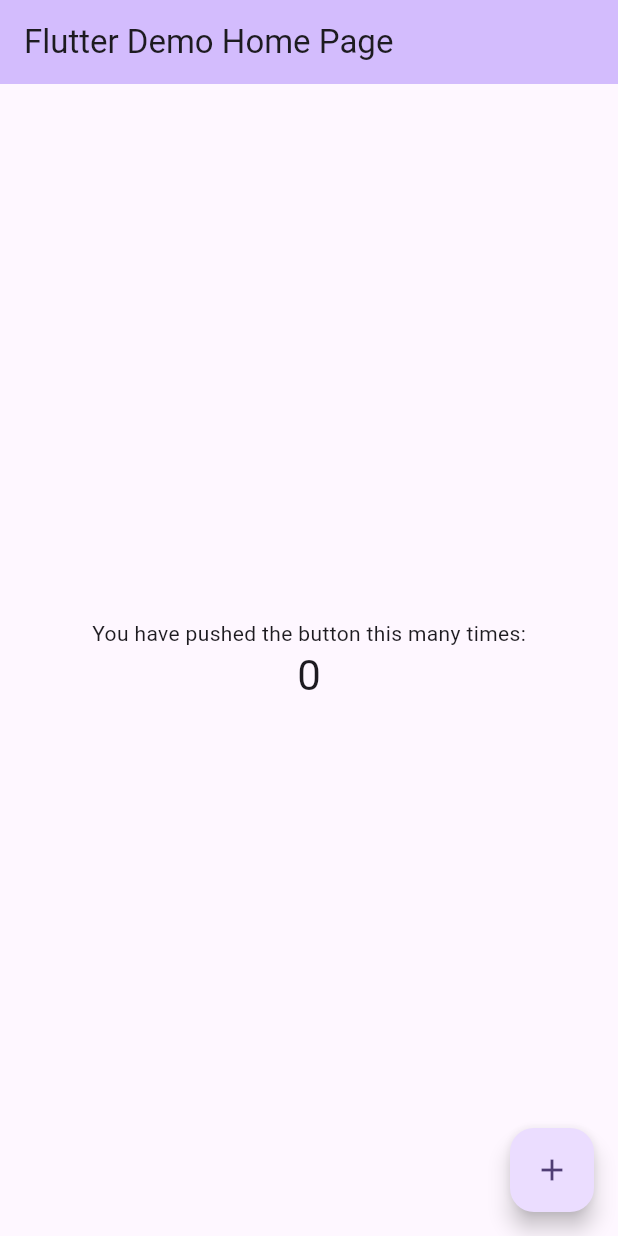
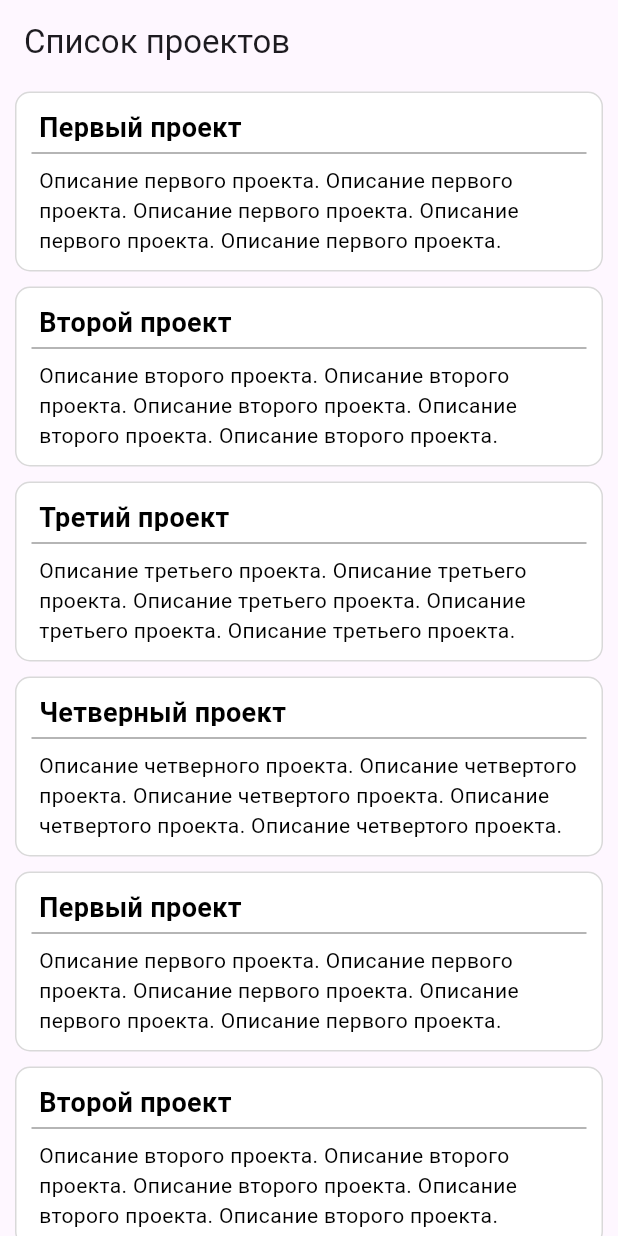
Before and after one commit to Bratek/TaskBrancher, a Flutter app: the screen it shows after launch, on a phone screen of 412 x 824 dp. Run offline on Flutter 3.47's test engine with Material 3 defaults, Android fonts, the phone set to English and light mode, and no system bars.

Commit message:
Создали виджет карточки проекта

```diff
--- a/lib/main.dart
+++ b/lib/main.dart
@@ -1,4 +1,5 @@
 import 'package:flutter/material.dart';
+import 'package:task_brancher/screens/home_screen.dart';
 
 void main() {
   runApp(const MyApp());
@@ -10,102 +11,8 @@ class MyApp extends StatelessWidget {
   // This widget is the root of your application.
   @override
   Widget build(BuildContext context) {
-    return MaterialApp(
-      title: 'Flutter Demo',
-      theme: ThemeData(
-
-        colorScheme: ColorScheme.fromSeed(seedColor: Colors.deepPurple),
-        useMaterial3: true,
-      ),
-      home: const MyHomePage(title: 'Flutter Demo Home Page'),
+    return const MaterialApp(
+      home: HomeScreen(),
     );
   }
 }
-
-class MyHomePage extends StatefulWidget {
-  const MyHomePage({super.key, required this.title});
-
-  // This widget is the home page of your application. It is stateful, meaning
-  // that it has a State object (defined below) that contains fields that affect
-  // how it looks.
-
-  // This class is the configuration for the state. It holds the values (in this
-  // case the title) provided by the parent (in this case the App widget) and
-  // used by the build method of the State. Fields in a Widget subclass are
-  // always marked "final".
-
-  final String title;
-
-  @override
-  State<MyHomePage> createState() => _MyHomePageState();
-}
-
-class _MyHomePageState extends State<MyHomePage> {
-  int _counter = 0;
-
-  void _incrementCounter() {
-    setState(() {
-      // This call to setState tells the Flutter framework that something has
-      // changed in this State, which causes it to rerun the build method below
-      // so that the display can reflect the updated values. If we changed
-      // _counter without calling setState(), then the build method would not be
-      // called again, and so nothing would appear to happen.
-      _counter++;
-    });
-  }
-
-  @override
-  Widget build(BuildContext context) {
-    // This method is rerun every time setState is called, for instance as done
-    // by the _incrementCounter method above.
-    //
-    // The Flutter framework has been optimized to make rerunning build methods
-    // fast, so that you can just rebuild anything that needs updating rather
-    // than having to individually change instances of widgets.
-    return Scaffold(
-      appBar: AppBar(
-        // TRY THIS: Try changing the color here to a specific color (to
-        // Colors.amber, perhaps?) and trigger a hot reload to see the AppBar
-        // change color while the other colors stay the same.
-        backgroundColor: Theme.of(context).colorScheme.inversePrimary,
-        // Here we take the value from the MyHomePage object that was created by
-        // the App.build method, and use it to set our appbar title.
-        title: Text(widget.title),
-      ),
-      body: Center(
-        // Center is a layout widget. It takes a single child and positions it
-        // in the middle of the parent.
-        child: Column(
-          // Column is also a layout widget. It takes a list of children and
-          // arranges them vertically. By default, it sizes itself to fit its
-          // children horizontally, and tries to be as tall as its parent.
-          //
-          // Column has various properties to control how it sizes itself and
-          // how it positions its children. Here we use mainAxisAlignment to
-          // center the children vertically; the main axis here is the vertical
-          // axis because Columns are vertical (the cross axis would be
-          // horizontal).
-          //
-          // TRY THIS: Invoke "debug painting" (choose the "Toggle Debug Paint"
-          // action in the IDE, or press "p" in the console), to see the
-          // wireframe for each widget.
-          mainAxisAlignment: MainAxisAlignment.center,
-          children: <Widget>[
-            const Text(
-              'You have pushed the button this many times:',
-            ),
-            Text(
-              '$_counter',
-              style: Theme.of(context).textTheme.headlineMedium,
-            ),
-          ],
-        ),
-      ),
-      floatingActionButton: FloatingActionButton(
-        onPressed: _incrementCounter,
-        tooltip: 'Increment',
-        child: const Icon(Icons.add),
-      ), // This trailing comma makes auto-formatting nicer for build methods.
-    );
-  }
-}
--- /dev/null
+++ b/lib/screens/home_screen.dart
@@ -0,0 +1,56 @@
+import 'package:flutter/material.dart';
+import 'package:task_brancher/widgets/project_card.dart';
+
+class HomeScreen extends StatefulWidget {
+  const HomeScreen({super.key});
+
+  @override
+  State<HomeScreen> createState() => _MyHomePageState();
+}
+
+class _MyHomePageState extends State<HomeScreen> {
+  @override
+  Widget build(BuildContext context) {
+    return Scaffold(
+      appBar: AppBar(
+        title: const Text("Список проектов"),
+      ),
+      body: ListView(
+        children: [
+          ProjectCard(
+              name: "Первый проект",
+              description:
+                  "Описание первого проекта. Описание первого проекта. Описание первого проекта. Описание первого проекта. Описание первого проекта. "),
+          ProjectCard(
+              name: "Второй проект",
+              description:
+                  "Описание второго проекта. Описание второго проекта. Описание второго проекта. Описание второго проекта. Описание второго проекта. "),
+          ProjectCard(
+              name: "Третий проект",
+              description:
+                  "Описание третьего проекта. Описание третьего проекта. Описание третьего проекта. Описание третьего проекта. Описание третьего проекта. "),
+          ProjectCard(
+              name: "Четверный проект",
+              description:
+                  "Описание четверного проекта. Описание четвертого проекта. Описание четвертого проекта. Описание четвертого проекта. Описание четвертого проекта. "),
+          ProjectCard(
+              name: "Первый проект",
+              description:
+                  "Описание первого проекта. Описание первого проекта. Описание первого проекта. Описание первого проекта. Описание первого проекта. "),
+          ProjectCard(
+              name: "Второй проект",
+              description:
+                  "Описание второго проекта. Описание второго проекта. Описание второго проекта. Описание второго проекта. Описание второго проекта. "),
+          ProjectCard(
+              name: "Третий проект",
+              description:
+                  "Описание третьего проекта. Описание третьего проекта. Описание третьего проекта. Описание третьего проекта. Описание третьего проекта. "),
+          ProjectCard(
+              name: "Четверный проект",
+              description:
+                  "Описание четверного проекта. Описание четвертого проекта. Описание четвертого проекта. Описание четвертого проекта. Описание четвертого проекта. "),
+        ],
+      ),
+    );
+  }
+}
--- /dev/null
+++ b/lib/widgets/project_card.dart
@@ -0,0 +1,44 @@
+import 'package:flutter/material.dart';
+
+class ProjectCard extends StatelessWidget {
+  String name;
+  String description;
+
+  ProjectCard({super.key, required this.name, required this.description});
+
+  @override
+  Widget build(BuildContext context) {
+    return Container(
+      margin: const EdgeInsets.fromLTRB(10, 5, 10, 5),
+      padding: const EdgeInsets.all(10),
+      height: 120,
+      decoration: BoxDecoration(
+          borderRadius: const BorderRadius.all(Radius.circular(10)),
+          color: Colors.white,
+          border: Border.all(color: const Color(0xFFD9D9D9), width: 1)),
+      child: Column(crossAxisAlignment: CrossAxisAlignment.start, children: [
+        Container(
+          height: 22,
+          padding: const EdgeInsets.only(left: 5, right: 5),
+          child: Text(name,
+              style: const TextStyle(
+                  fontSize: 18,
+                  fontWeight: FontWeight.bold,
+                  color: Colors.black)),
+        ),
+        const Divider(thickness: 1, color: Color(0xFF9D9D9D)),
+        Container(
+          height: 58,
+          padding: const EdgeInsets.only(left: 5, right: 5),
+          child: Text(description,
+              softWrap: true,
+              maxLines: 3,
+              style: const TextStyle(
+                  fontSize: 14,
+                  fontWeight: FontWeight.normal,
+                  color: Colors.black)),
+        ),
+      ]),
+    );
+  }
+}
```
